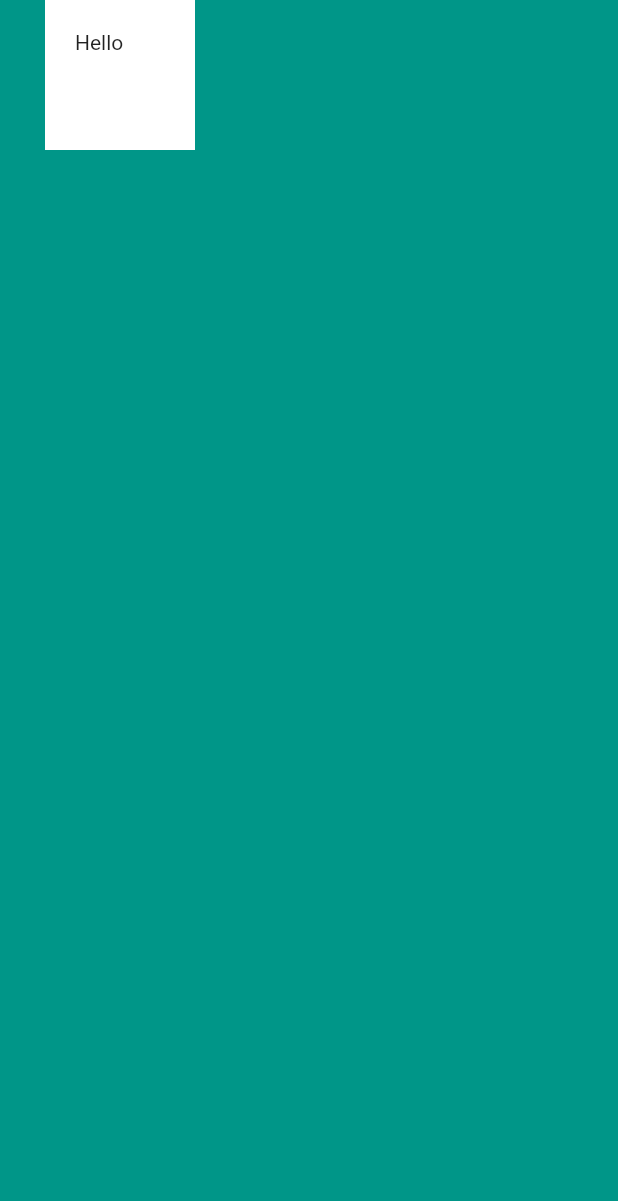
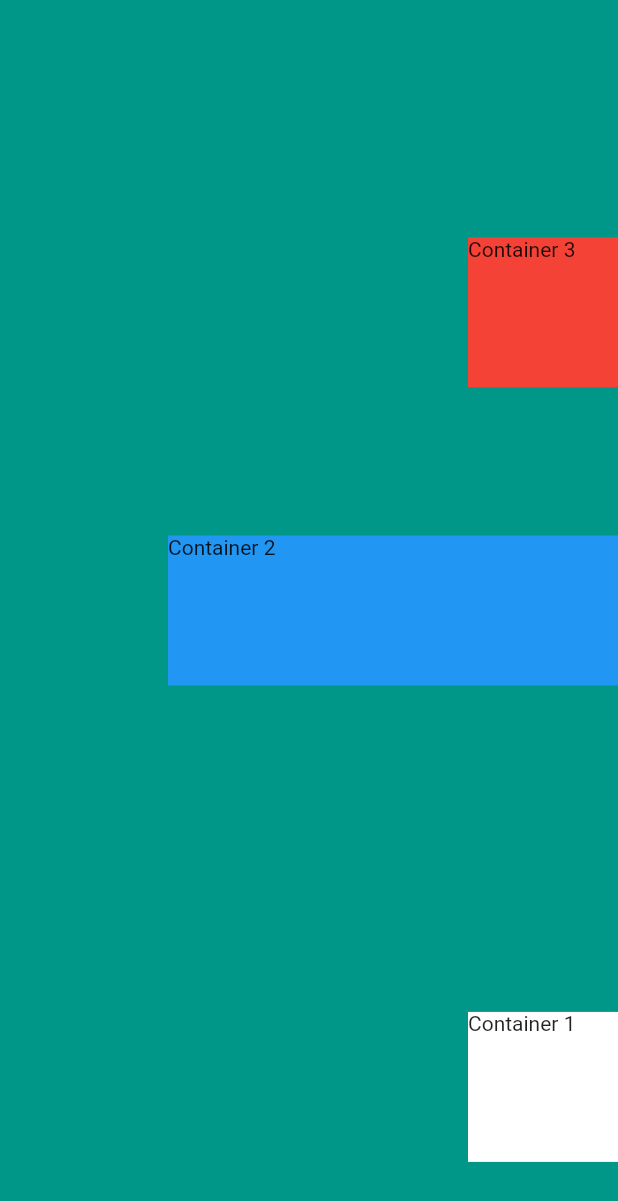
Before and after one commit to AlexWFreitas/flutter-course-ll, a Flutter app: the screen it shows after launch, on a phone screen of 412 x 824 dp. Shown: the top 1201 px of the screen. Run offline on Flutter 3.47's test engine with Material 2 defaults, Android fonts, the phone set to English and light mode, and no system bars.

Commit message:
Part 3 - Module Challenge and Rows and Columns finished

```diff
--- a/mi_card_flutter/lib/main.dart
+++ b/mi_card_flutter/lib/main.dart
@@ -14,18 +14,40 @@ class MyApp extends StatelessWidget {
       home: Scaffold(
         backgroundColor: Colors.teal,
         body: SafeArea(
-          child: Container(
-            child: Text('Hello'),
-            color: Colors.white,
-            height: 100.0,
-            width: 100.0,
-            margin: EdgeInsets.only(
-              left: 30.0,
-            ),
-            padding: EdgeInsets.only(
-              left: 20.0,
-              top: 20.0,
-            ),
+          child: Column(
+            mainAxisSize: MainAxisSize.max,
+            verticalDirection: VerticalDirection.up,
+            mainAxisAlignment: MainAxisAlignment.spaceAround,
+            crossAxisAlignment: CrossAxisAlignment.end,
+            children: <Widget>[
+              Container(
+                height: 100.0,
+                width: 100.0,
+                color: Colors.white,
+                child: Text('Container 1'),
+              ),
+              // Invisible Box
+              SizedBox(
+                height: 20.0,
+              ),
+              Container(
+                height: 100.0,
+                width: 300.0,
+                color: Colors.blue,
+                child: Text('Container 2'),
+              ),
+              Container(
+                height: 100.0,
+                width: 100.0,
+                color: Colors.red,
+                child: Text('Container 3'),
+              ),
+              // Invisible Container
+              Container(
+                width: double.infinity,
+                height: 10.0,
+              ),
+            ],
           ),
         ),
       ),
```
Also changed, not shown: mi_card_flutter/lib/layout_challenge.dart (added, +51 -0 lines), 2 other files.
